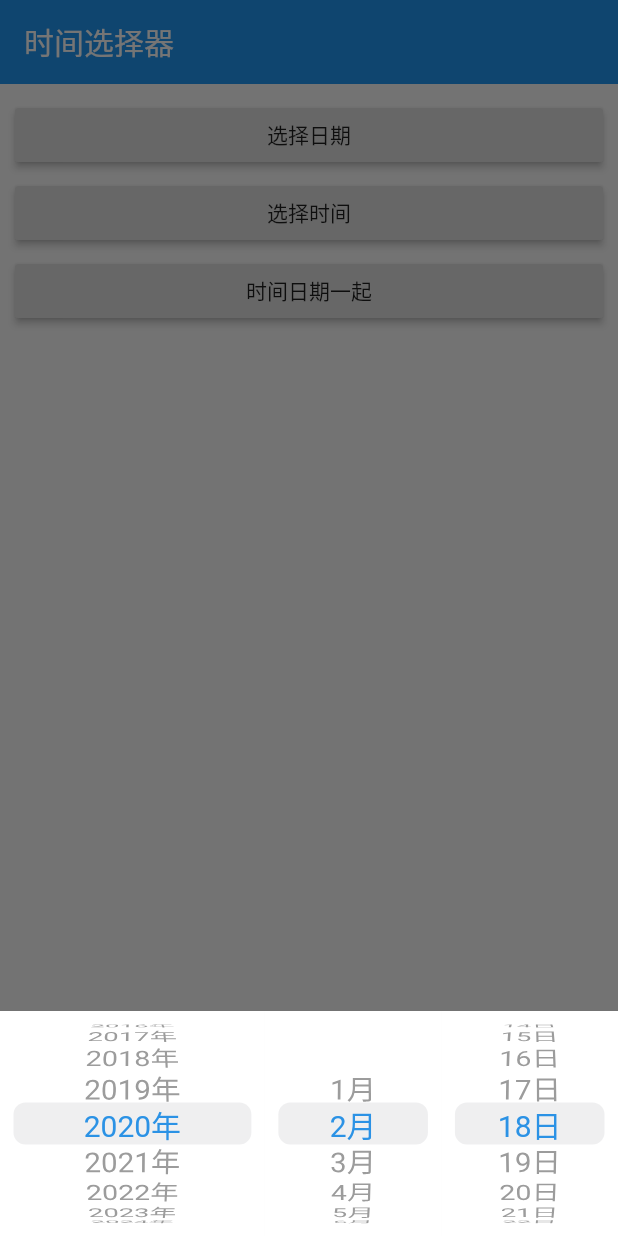
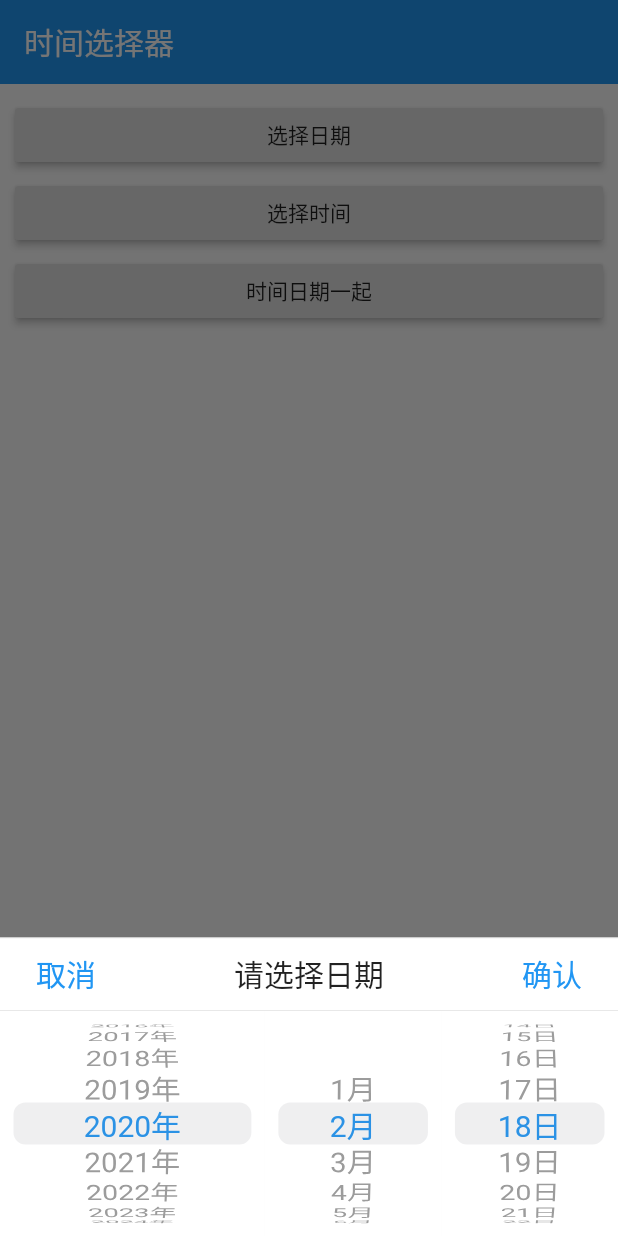
Before and after one commit to LouisHors/timeDatePickerForFlutter, a Flutter app: the screen it shows after launch, after a tap on "选择日期", on a phone screen of 412 x 824 dp. Run offline on Flutter 3.47's test engine with Material 2 defaults, Android fonts, the phone set to English and light mode, and no system bars.

Commit message:
FIX：修复了因为标题导致的崩溃

```diff
--- a/lib/Picker.dart
+++ b/lib/Picker.dart
@@ -245,10 +245,8 @@ class PickerWidgetState<T> extends State<_PickerWidget> {
       mainAxisSize: MainAxisSize.min,
       children: <Widget>[
         (picker.shouldHideHeader) ? SizedBox() : Container(
-          child: Flexible(
           child:  Row(
             children: setupHeaderViews(),
-            ),
           ),
           decoration: picker.headerDecoration ?? BoxDecoration(
             border: Border(
@@ -286,9 +284,9 @@ class PickerWidgetState<T> extends State<_PickerWidget> {
     if (picker.cancel != null) {
       items.add(DefaultTextStyle(style: picker.cancelStyle ?? TextStyle(color: theme.accentColor, fontSize: Picker.defaultTextSize), child: picker.cancel));
     }else {
-      String tmpCancelText = picker.cancelText;
+      String tmpCancelText = picker.cancelText ?? "取消";
       if (tmpCancelText != null || tmpCancelText != "") {
-        items.add(FlatButton(
+        FlatButton cancelBtn = FlatButton(
           onPressed: () {
               picker.doCancel(context);
           },
@@ -296,15 +294,13 @@ class PickerWidgetState<T> extends State<_PickerWidget> {
               tmpCancelText,
               overflow: TextOverflow.ellipsis,
               style: picker.cancelStyle ?? TextStyle(color: theme.accentColor, fontSize: Picker.defaultTextSize),
-            ),
           )
         );
+        items.add(cancelBtn);
       }
     }
 
-    // 标题
-    items.add(
-      Expanded(
+    Expanded title = Expanded(
         child: Container(
           alignment: Alignment.center,
           child: picker.title == null
@@ -316,8 +312,9 @@ class PickerWidgetState<T> extends State<_PickerWidget> {
               child: picker.title
             ),
         )
-      )
     );
+    // 标题
+    items.add(title);
 
     // 确定按钮
     if (picker.confirm != null) {
@@ -328,10 +325,9 @@ class PickerWidgetState<T> extends State<_PickerWidget> {
         )
       );
     }else {
-      String tmpConfirmText = picker.confirmText;
+      String tmpConfirmText = picker.confirmText ?? "确认";
       if (tmpConfirmText != null || tmpConfirmText != "") {
-        items.add(
-          FlatButton(
+        FlatButton confirm = FlatButton(
           onPressed: () {
             picker.doConfirm(context);
           },
@@ -340,8 +336,8 @@ class PickerWidgetState<T> extends State<_PickerWidget> {
             overflow: TextOverflow.ellipsis,
             style: picker.confirmStyle ?? TextStyle(color: theme.accentColor, fontSize: Picker.defaultTextSize),
           )
-          )
         );
+        items.add(confirm);
       }
     }
     return items;
--- a/lib/main.dart
+++ b/lib/main.dart
@@ -77,7 +77,7 @@ class _MyHomePageState extends State<MyHomePage> {
 
   void showDatePicker(BuildContext context) {
     Picker(
-      shouldHideHeader: true,
+      shouldHideHeader: false,
       adapter: new PickerDateTimeDataAdapter(
         customColumnType: [0, 1, 2],
         yearSuffix: "年",
```
Lines whose indentation alone changed are shown as unchanged.
